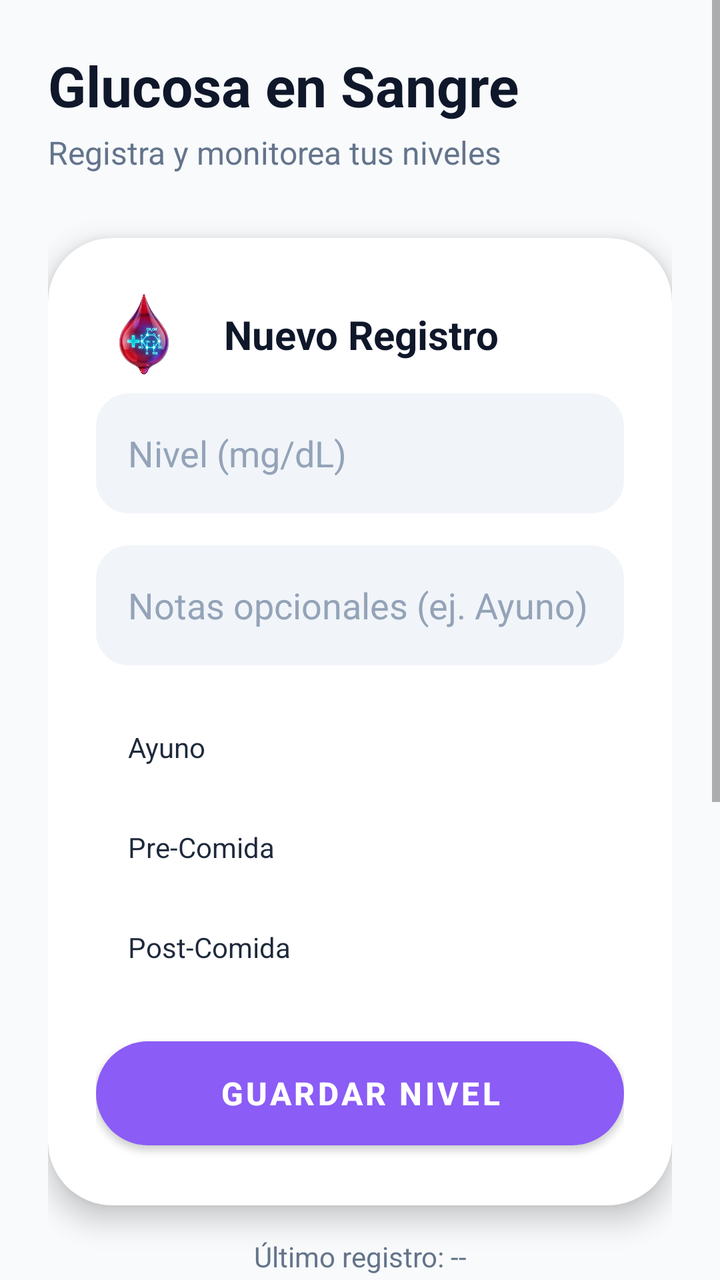
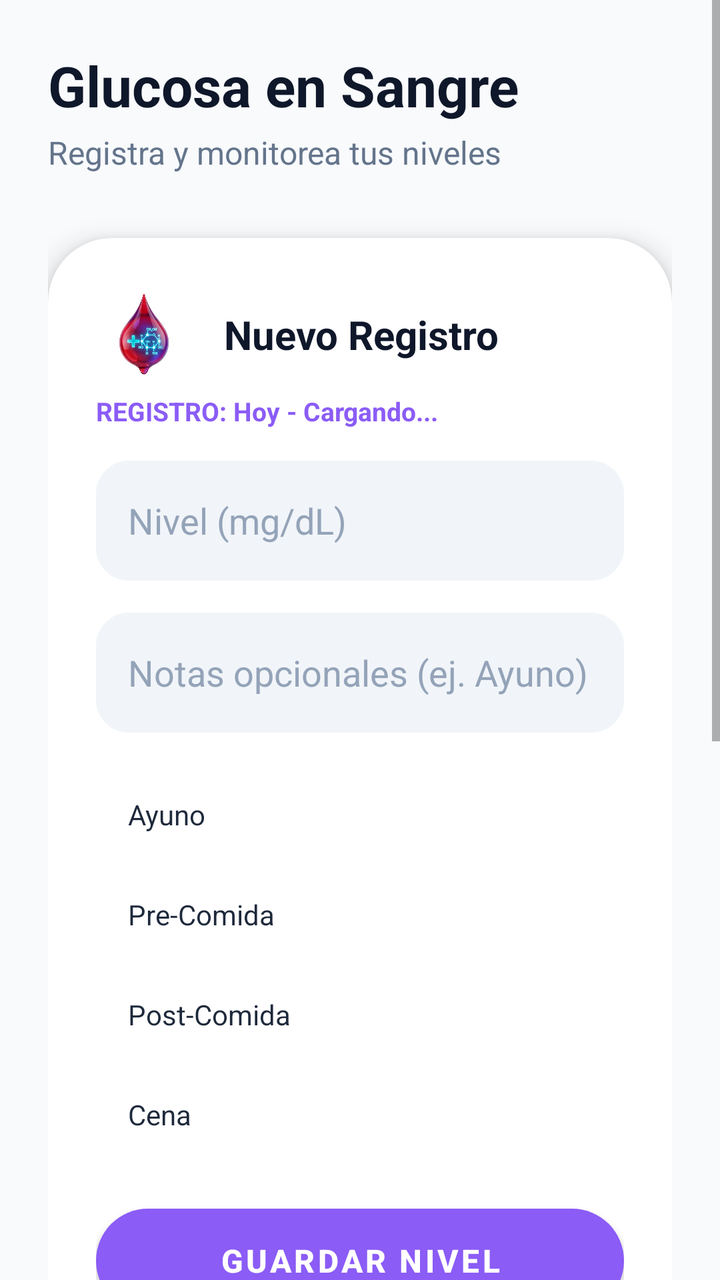

The first picture is an Android layout as it rendered before a commit; the second is the same layout after the commit. The layout source and the unified diff follow.
<!-- AndroidManifest.xml: application theme Theme.Salud_App -->
<!-- res/layout/activity_modulo_glucosa.xml -->
<?xml version="1.0" encoding="utf-8"?>
<ScrollView xmlns:android="http://schemas.android.com/apk/res/android"
    xmlns:app="http://schemas.android.com/apk/res-auto"
    xmlns:tools="http://schemas.android.com/tools"
    android:layout_width="match_parent"
    android:layout_height="match_parent"
    android:background="#F8FAFC"
    android:fillViewport="true">

    <androidx.constraintlayout.widget.ConstraintLayout
        android:layout_width="match_parent"
        android:layout_height="wrap_content"
        android:padding="24dp"
        tools:context=".ModuloGlucosa">

        
        <TextView
            android:id="@+id/tvTitle"
            android:layout_width="wrap_content"
            android:layout_height="wrap_content"
            android:text="Glucosa en Sangre"
            android:textColor="#0F172A"
            android:textSize="28sp"
            android:textStyle="bold"
            app:layout_constraintStart_toStartOf="parent"
            app:layout_constraintTop_toTopOf="parent" />

        <TextView
            android:id="@+id/tvSubtitle"
            android:layout_width="wrap_content"
            android:layout_height="wrap_content"
            android:layout_marginTop="4dp"
            android:text="Registra y monitorea tus niveles"
            android:textColor="#64748B"
            android:textSize="16sp"
            app:layout_constraintStart_toStartOf="parent"
            app:layout_constraintTop_toBottomOf="@id/tvTitle" />

        
        <com.google.android.material.card.MaterialCardView
            android:id="@+id/cardInput"
            android:layout_width="0dp"
            android:layout_height="wrap_content"
            android:layout_marginTop="32dp"
            app:cardBackgroundColor="@android:color/white"
            app:cardCornerRadius="32dp"
            app:cardElevation="8dp"
            app:strokeWidth="0dp"
            app:layout_constraintEnd_toEndOf="parent"
            app:layout_constraintStart_toStartOf="parent"
            app:layout_constraintTop_toBottomOf="@id/tvSubtitle">

            <androidx.constraintlayout.widget.ConstraintLayout
                android:layout_width="match_parent"
                android:layout_height="wrap_content"
                android:padding="24dp">

                <ImageView
                    android:id="@+id/ivIconGlucosa"
                    android:layout_width="48dp"
                    android:layout_height="48dp"
                    android:src="@drawable/icon_glucosa_3d"
                    android:scaleType="centerCrop"
                    app:layout_constraintStart_toStartOf="parent"
                    app:layout_constraintTop_toTopOf="parent" />

                <TextView
                    android:id="@+id/tvInputLabel"
                    android:layout_width="wrap_content"
                    android:layout_height="wrap_content"
                    android:layout_marginStart="16dp"
                    android:text="Nuevo Registro"
                    android:textColor="#0F172A"
                    android:textSize="20sp"
                    android:textStyle="bold"
                    app:layout_constraintBottom_toBottomOf="@id/ivIconGlucosa"
                    app:layout_constraintStart_toEndOf="@id/ivIconGlucosa"
                    app:layout_constraintTop_toTopOf="@id/ivIconGlucosa" />

                <EditText
                    android:id="@+id/etGlucosa"
                    android:layout_width="0dp"
                    android:layout_height="60dp"
                    android:layout_marginTop="16dp"
                    android:background="@drawable/rounded_edittext"
                    android:backgroundTint="#F1F5F9"
                    android:hint="Nivel (mg/dL)"
                    android:textColorHint="#94A3B8"
                    android:textColor="#0F172A"
                    android:inputType="numberDecimal"
                    android:paddingHorizontal="16dp"
                    app:layout_constraintEnd_toEndOf="parent"
                    app:layout_constraintStart_toStartOf="parent"
                    app:layout_constraintTop_toBottomOf="@id/tvInputLabel" />

                <EditText
                    android:id="@+id/etNotas"
                    android:layout_width="0dp"
                    android:layout_height="60dp"
                    android:layout_marginTop="16dp"
                    android:background="@drawable/rounded_edittext"
                    android:backgroundTint="#F1F5F9"
                    android:hint="Notas opcionales (ej. Ayuno)"
                    android:textColorHint="#94A3B8"
                    android:textColor="#0F172A"
                    android:inputType="text"
                    android:paddingHorizontal="16dp"
                    app:layout_constraintEnd_toEndOf="parent"
                    app:layout_constraintStart_toStartOf="parent"
                    app:layout_constraintTop_toBottomOf="@id/etGlucosa" />

                
                <LinearLayout
                    android:id="@+id/llTipos"
                    android:layout_width="match_parent"
                    android:layout_height="wrap_content"
                    android:orientation="vertical"
                    android:layout_marginTop="16dp"
                    app:layout_constraintTop_toBottomOf="@id/etNotas">

                    <TextView
                        android:id="@+id/rowAyuno"
                        android:layout_width="match_parent"
                        android:layout_height="50dp"
                        android:text="Ayuno"
                        android:gravity="center_vertical"
                        android:paddingStart="16dp"
                        android:textColor="#1E293B"
                        android:background="?android:attr/selectableItemBackground" />

                    <TextView
                        android:id="@+id/rowPreComida"
                        android:layout_width="match_parent"
                        android:layout_height="50dp"
                        android:text="Pre-Comida"
                        android:gravity="center_vertical"
                        android:paddingStart="16dp"
                        android:textColor="#1E293B"
                        android:background="?android:attr/selectableItemBackground" />

                    <TextView
                        android:id="@+id/rowPostComida"
                        android:layout_width="match_parent"
                        android:layout_height="50dp"
                        android:text="Post-Comida"
                        android:gravity="center_vertical"
                        android:paddingStart="16dp"
                        android:textColor="#1E293B"
                        android:background="?android:attr/selectableItemBackground" />
                </LinearLayout>


                <com.google.android.material.button.MaterialButton
                    android:id="@+id/btnGuardar"
                    android:layout_width="0dp"
                    android:layout_height="64dp"
                    android:layout_marginTop="16dp"
                    android:text="Guardar Nivel"
                    android:textColor="@android:color/white"
                    android:textSize="16sp"
                    android:textStyle="bold"
                    app:backgroundTint="#8B5CF6"
                    app:cornerRadius="32dp"
                    app:layout_constraintEnd_toEndOf="parent"
                    app:layout_constraintStart_toStartOf="parent"
                    app:layout_constraintTop_toBottomOf="@id/llTipos" />

            </androidx.constraintlayout.widget.ConstraintLayout>
        </com.google.android.material.card.MaterialCardView>
        
        <TextView
            android:id="@+id/tvResumenPrevio"
            android:layout_width="match_parent"
            android:layout_height="wrap_content"
            android:layout_marginTop="16dp"
            android:text="Último registro: --"
            android:gravity="center"
            android:textColor="#64748B"
            app:layout_constraintTop_toBottomOf="@id/cardInput" />

        
        <com.google.android.material.card.MaterialCardView
            android:id="@+id/cardChart"
            android:layout_width="0dp"
            android:layout_height="320dp"
            android:layout_marginTop="16dp"
            android:layout_marginBottom="24dp"
            app:cardBackgroundColor="@android:color/white"
            app:cardCornerRadius="32dp"
            app:cardElevation="8dp"
            app:strokeWidth="0dp"
            app:layout_constraintBottom_toBottomOf="parent"
            app:layout_constraintEnd_toEndOf="parent"
            app:layout_constraintStart_toStartOf="parent"
            app:layout_constraintTop_toBottomOf="@id/tvResumenPrevio">

            <androidx.constraintlayout.widget.ConstraintLayout
                android:layout_width="match_parent"
                android:layout_height="match_parent"
                android:padding="24dp">

                <TextView
                    android:id="@+id/tvChartTitle"
                    android:layout_width="wrap_content"
                    android:layout_height="wrap_content"
                    android:text="Tendencia de Glucosa"
                    android:textColor="#0F172A"
                    android:textSize="18sp"
                    android:textStyle="bold"
                    app:layout_constraintStart_toStartOf="parent"
                    app:layout_constraintTop_toTopOf="parent" />

                <com.github.mikephil.charting.charts.LineChart
                    android:id="@+id/lineChartGlucosa"
                    android:layout_width="0dp"
                    android:layout_height="0dp"
                    android:layout_marginTop="16dp"
                    android:layout_marginBottom="16dp"
                    app:layout_constraintBottom_toTopOf="@id/btnVerHistorialGlucosa"
                    app:layout_constraintEnd_toEndOf="parent"
                    app:layout_constraintStart_toStartOf="parent"
                    app:layout_constraintTop_toBottomOf="@id/tvChartTitle" />

                <TextView
                    android:id="@+id/btnVerHistorialGlucosa"
                    android:layout_width="wrap_content"
                    android:layout_height="wrap_content"
                    android:text="Ver Historial Detallado"
                    android:textColor="#8B5CF6"
                    android:textSize="16sp"
                    android:textStyle="bold"
                    android:padding="8dp"
                    android:background="?android:attr/selectableItemBackground"
                    app:layout_constraintBottom_toBottomOf="parent"
                    app:layout_constraintEnd_toEndOf="parent"
                    app:layout_constraintStart_toStartOf="parent" />

            </androidx.constraintlayout.widget.ConstraintLayout>
        </com.google.android.material.card.MaterialCardView>

    </androidx.constraintlayout.widget.ConstraintLayout>
</ScrollView>
<!-- resources referenced by this layout -->
<resources>
  <!-- drawable icon_glucosa_3d: png bitmap (drawable-nodpi, 290195 bytes) -->
  <!-- drawable rounded_edittext (drawable) -->
  <?xml version="1.0" encoding="utf-8"?>
  <shape xmlns:android="http://schemas.android.com/apk/res/android"
      android:shape="rectangle">
      <solid android:color="#F1F5F9" />
      <corners android:radius="16dp" />
      <stroke
          android:width="1dp"
          android:color="#E2E8F0" />
  </shape>
  <style name="Theme.Salud_App" parent="Theme.MaterialComponents.Light.NoActionBar">
          
          <item name="colorPrimary">@color/colorPrimary</item>
          <item name="colorOnPrimary">@color/colorOnPrimary</item>
          
          <item name="colorSecondary">@color/colorSecondary</item>
          <item name="colorOnSecondary">@color/colorOnSecondary</item>
          
          <item name="android:colorBackground">@color/colorBackground</item>
          <item name="colorSurface">@color/colorSurface</item>
          <item name="colorOnSurface">@color/colorOnSurface</item>
          
          
          <item name="android:statusBarColor">@color/colorBackground</item>
          <item name="android:windowLightStatusBar">true</item>
          
          
          <item name="cornerFamily">rounded</item>
          <item name="cornerSize">16dp</item>
      </style>
  <color name="colorPrimary">#1A73E8</color>
  <color name="colorOnPrimary">#FFFFFF</color>
  <color name="colorSecondary">#FF3366</color>
  <color name="colorOnSecondary">#FFFFFF</color>
  <color name="colorBackground">#F8F9FA</color>
  <color name="colorSurface">#FFFFFF</color>
  <color name="colorOnSurface">#202124</color>
</resources>

<!-- the commit's change to res/layout/activity_modulo_glucosa.xml (unified diff, before → after) -->
@@ -77,6 +77,19 @@
                     app:layout_constraintStart_toEndOf="@id/ivIconGlucosa"
                     app:layout_constraintTop_toTopOf="@id/ivIconGlucosa" />
 
+                <TextView
+                    android:id="@+id/tvFechaHoraRegistro"
+                    android:layout_width="0dp"
+                    android:layout_height="wrap_content"
+                    android:layout_marginTop="16dp"
+                    android:text="REGISTRO: Hoy - Cargando..."
+                    android:textColor="#8B5CF6"
+                    android:textSize="13sp"
+                    android:textStyle="bold"
+                    app:layout_constraintEnd_toEndOf="parent"
+                    app:layout_constraintStart_toStartOf="parent"
+                    app:layout_constraintTop_toBottomOf="@id/tvInputLabel" />
+
                 <EditText
                     android:id="@+id/etGlucosa"
                     android:layout_width="0dp"
@@ -91,7 +104,7 @@
                     android:paddingHorizontal="16dp"
                     app:layout_constraintEnd_toEndOf="parent"
                     app:layout_constraintStart_toStartOf="parent"
-                    app:layout_constraintTop_toBottomOf="@id/tvInputLabel" />
+                    app:layout_constraintTop_toBottomOf="@id/tvFechaHoraRegistro" />
 
                 <EditText
                     android:id="@+id/etNotas"
@@ -143,6 +156,16 @@
                         android:layout_width="match_parent"
                         android:layout_height="50dp"
                         android:text="Post-Comida"
+                        android:gravity="center_vertical"
+                        android:paddingStart="16dp"
+                        android:textColor="#1E293B"
+                        android:background="?android:attr/selectableItemBackground" />
+
+                    <TextView
+                        android:id="@+id/rowCena"
+                        android:layout_width="match_parent"
+                        android:layout_height="50dp"
+                        android:text="Cena"
                         android:gravity="center_vertical"
                         android:paddingStart="16dp"
                         android:textColor="#1E293B"
